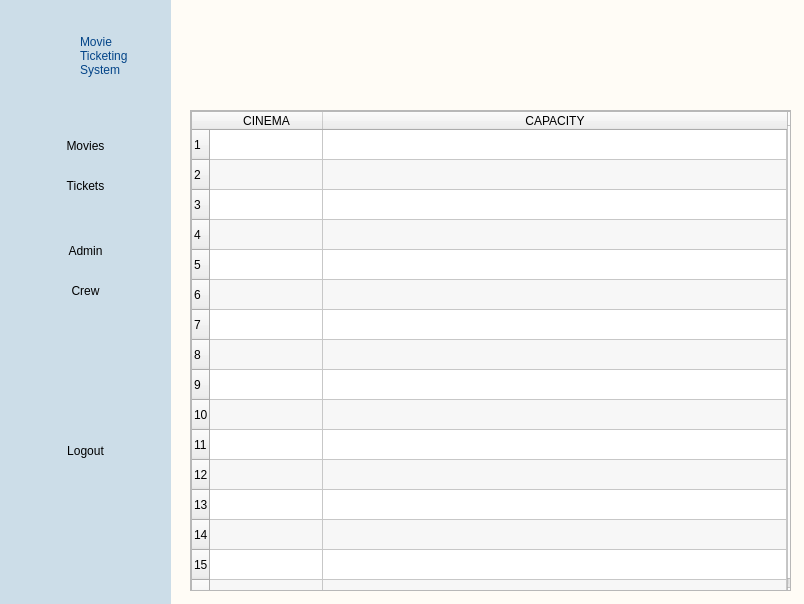
This is Ui_Files/cinema_list.ui in edejeed/Movie-Ticketing as Qt 5 draws it before an edit. The edited form follows.
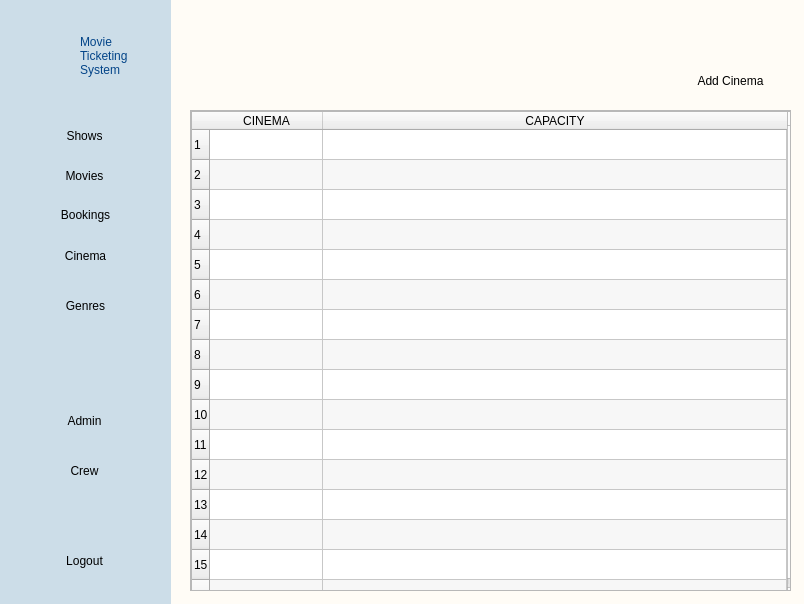
This is the edited form. Icons and pictures are not drawn.

Commit message: add cinema list

```diff
--- a/Ui_Files/cinema_list.ui
+++ b/Ui_Files/cinema_list.ui
@@ -81,15 +81,63 @@
       <bool>true</bool>
      </property>
     </widget>
+    <widget class="QPushButton" name="ticketsButton">
+     <property name="geometry">
+      <rect>
+       <x>20</x>
+       <y>199</y>
+       <width>131</width>
+       <height>31</height>
+      </rect>
+     </property>
+     <property name="styleSheet">
+      <string notr="true">#ticketsButton{
+background-color: TRANSPARENT;
+border: TRANSPARENT;
+border-radius: 15px;
+}
+
+#ticketsButton:hover{
+background-color: rgb(236, 236, 236);
+}</string>
+     </property>
+     <property name="text">
+      <string>Bookings</string>
+     </property>
+     <property name="icon">
+      <iconset>
+       <normaloff>../img/tickets.png</normaloff>../img/tickets.png</iconset>
+     </property>
+     <property name="iconSize">
+      <size>
+       <width>40</width>
+       <height>40</height>
+      </size>
+     </property>
+     <property name="flat">
+      <bool>false</bool>
+     </property>
+    </widget>
     <widget class="QPushButton" name="movieButton">
      <property name="geometry">
       <rect>
-       <x>20</x>
-       <y>130</y>
+       <x>19</x>
+       <y>160</y>
        <width>131</width>
        <height>31</height>
       </rect>
      </property>
+     <property name="styleSheet">
+      <string notr="true">#movieButton{
+background-color: TRANSPARENT;
+border: TRANSPARENT;
+border-radius: 15px;
+}
+
+#movieButton:hover{
+background-color: rgb(236, 236, 236);
+}</string>
+     </property>
      <property name="text">
       <string>Movies</string>
      </property>
@@ -104,69 +152,28 @@
       </size>
      </property>
      <property name="flat">
-      <bool>true</bool>
+      <bool>false</bool>
      </property>
     </widget>
-    <widget class="QPushButton" name="movieButton_2">
+    <widget class="QPushButton" name="crewButton">
      <property name="geometry">
       <rect>
-       <x>20</x>
-       <y>170</y>
+       <x>19</x>
+       <y>450</y>
        <width>131</width>
-       <height>31</height>
-      </rect>
-     </property>
-     <property name="text">
-      <string>Tickets</string>
-     </property>
-     <property name="icon">
-      <iconset>
-       <normaloff>../img/tickets.png</normaloff>../img/tickets.png</iconset>
-     </property>
-     <property name="iconSize">
-      <size>
-       <width>40</width>
-       <height>40</height>
-      </size>
-     </property>
-     <property name="flat">
-      <bool>true</bool>
-     </property>
-    </widget>
-    <widget class="QPushButton" name="movieButton_3">
-     <property name="geometry">
-      <rect>
-       <x>20</x>
-       <y>230</y>
-       <width>131</width>
        <height>41</height>
       </rect>
      </property>
-     <property name="text">
-      <string>Admin</string>
-     </property>
-     <property name="icon">
-      <iconset>
-       <normaloff>../img/admin.png</normaloff>../img/admin.png</iconset>
-     </property>
-     <property name="iconSize">
-      <size>
-       <width>40</width>
-       <height>40</height>
-      </size>
-     </property>
-     <property name="flat">
-      <bool>true</bool>
-     </property>
-    </widget>
-    <widget class="QPushButton" name="movieButton_4">
-     <property name="geometry">
-      <rect>
-       <x>20</x>
-       <y>270</y>
-       <width>131</width>
-       <height>41</height>
-      </rect>
+     <property name="styleSheet">
+      <string notr="true">#crewButton{
+background-color: TRANSPARENT;
+border: TRANSPARENT;
+border-radius: 15px;
+}
+
+#crewButton:hover{
+background-color: rgb(236, 236, 236);
+}</string>
      </property>
      <property name="text">
       <string>Crew</string>
@@ -182,14 +189,88 @@
       </size>
      </property>
      <property name="flat">
-      <bool>true</bool>
+      <bool>false</bool>
+     </property>
+    </widget>
+    <widget class="QPushButton" name="genreButton">
+     <property name="geometry">
+      <rect>
+       <x>20</x>
+       <y>290</y>
+       <width>131</width>
+       <height>31</height>
+      </rect>
+     </property>
+     <property name="styleSheet">
+      <string notr="true">#genreButton{
+background-color: TRANSPARENT;
+border: TRANSPARENT;
+border-radius: 15px;
+}
+
+#genreButton:hover{
+background-color: rgb(236, 236, 236);
+}</string>
+     </property>
+     <property name="text">
+      <string>Genres</string>
+     </property>
+     <property name="icon">
+      <iconset>
+       <normaloff>../img/genre.png</normaloff>../img/genre.png</iconset>
+     </property>
+     <property name="iconSize">
+      <size>
+       <width>40</width>
+       <height>40</height>
+      </size>
+     </property>
+     <property name="flat">
+      <bool>false</bool>
+     </property>
+    </widget>
+    <widget class="QPushButton" name="showButton">
+     <property name="geometry">
+      <rect>
+       <x>19</x>
+       <y>120</y>
+       <width>131</width>
+       <height>31</height>
+      </rect>
+     </property>
+     <property name="styleSheet">
+      <string notr="true">#showButton{
+background-color: TRANSPARENT;
+border: TRANSPARENT;
+border-radius: 15px;
+}
+
+#showButton:hover{
+background-color: rgb(236, 236, 236);
+}</string>
+     </property>
+     <property name="text">
+      <string>Shows</string>
+     </property>
+     <property name="icon">
+      <iconset>
+       <normaloff>../img/movies.png</normaloff>../img/movies.png</iconset>
+     </property>
+     <property name="iconSize">
+      <size>
+       <width>40</width>
+       <height>40</height>
+      </size>
+     </property>
+     <property name="flat">
+      <bool>false</bool>
      </property>
     </widget>
     <widget class="QPushButton" name="movieButton_5">
      <property name="geometry">
       <rect>
-       <x>20</x>
-       <y>430</y>
+       <x>19</x>
+       <y>540</y>
        <width>131</width>
        <height>41</height>
       </rect>
@@ -211,6 +292,80 @@
       <bool>true</bool>
      </property>
     </widget>
+    <widget class="QPushButton" name="adminButton">
+     <property name="geometry">
+      <rect>
+       <x>19</x>
+       <y>400</y>
+       <width>131</width>
+       <height>41</height>
+      </rect>
+     </property>
+     <property name="styleSheet">
+      <string notr="true">#adminButton{
+background-color: TRANSPARENT;
+border: TRANSPARENT;
+border-radius: 15px;
+}
+
+#adminButton:hover{
+background-color: rgb(236, 236, 236);
+}</string>
+     </property>
+     <property name="text">
+      <string>Admin</string>
+     </property>
+     <property name="icon">
+      <iconset>
+       <normaloff>../img/admin.png</normaloff>../img/admin.png</iconset>
+     </property>
+     <property name="iconSize">
+      <size>
+       <width>40</width>
+       <height>40</height>
+      </size>
+     </property>
+     <property name="flat">
+      <bool>false</bool>
+     </property>
+    </widget>
+    <widget class="QPushButton" name="cinemaButton">
+     <property name="geometry">
+      <rect>
+       <x>20</x>
+       <y>240</y>
+       <width>131</width>
+       <height>31</height>
+      </rect>
+     </property>
+     <property name="styleSheet">
+      <string notr="true">#cinemaButton{
+background-color: TRANSPARENT;
+border: TRANSPARENT;
+border-radius: 15px;
+}
+
+#cinemaButton:hover{
+background-color: rgb(236, 236, 236);
+}</string>
+     </property>
+     <property name="text">
+      <string>Cinema</string>
+     </property>
+     <property name="icon">
+      <iconset>
+       <normaloff>../img/cinema.png</normaloff>../img/cinema.png</iconset>
+     </property>
+     <property name="iconSize">
+      <size>
+       <width>40</width>
+       <height>40</height>
+      </size>
+     </property>
+     <property name="flat">
+      <bool>false</bool>
+     </property>
+    </widget>
    </widget>
    <widget class="QWidget" name="mainBG" native="true">
     <property name="geometry">
@@ -354,6 +509,45 @@
       <bool>true</bool>
      </property>
     </widget>
+    <widget class="QPushButton" name="addCinema">
+     <property name="geometry">
+      <rect>
+       <x>520</x>
+       <y>60</y>
+       <width>101</width>
+       <height>41</height>
+      </rect>
+     </property>
+     <property name="cursor">
+      <cursorShape>PointingHandCursor</cursorShape>
+     </property>
+     <property name="styleSheet">
+      <string notr="true">#addTicket{
+border: 1px white;
+border-radius: 10px;
+}
+
+#addTicket:hover{
+background-color: rgb(236, 236, 236);
+}</string>
+     </property>
+     <property name="text">
+      <string>Add Cinema</string>
+     </property>
+     <property name="icon">
+      <iconset>
+       <normaloff>../img/addticket.png</normaloff>../img/addticket.png</iconset>
+     </property>
+     <property name="iconSize">
+      <size>
+       <width>30</width>
+       <height>30</height>
+      </size>
+     </property>
+     <property name="flat">
+      <bool>true</bool>
+     </property>
+    </widget>
    </widget>
    <zorder>mainBG</zorder>
    <zorder>navigationBG</zorder>
```
The commit also changes 11 other files.
